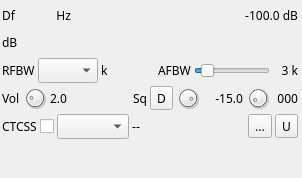
This is plugins/channelrx/demodnfm/nfmdemodgui.ui in f4exb/sdrangel as Qt 5 draws it before an edit. The edited form follows.
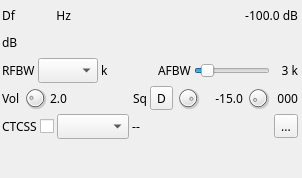
This is the edited form. Icons and pictures are not drawn. Custom widgets are drawn as their Qt base class.

Commit message: NFM demod: removed UDP/RTP copy audio entirely

The edit to the form file:
```diff
--- a/plugins/channelrx/demodnfm/nfmdemodgui.ui
+++ b/plugins/channelrx/demodnfm/nfmdemodgui.ui
@@ -589,19 +589,6 @@
         </property>
        </widget>
       </item>
-      <item>
-       <widget class="ButtonSwitch" name="copyAudioToUDP">
-        <property name="toolTip">
-         <string>Copy audio to UDP</string>
-        </property>
-        <property name="text">
-         <string>U</string>
-        </property>
-        <property name="checkable">
-         <bool>true</bool>
-        </property>
-       </widget>
-      </item>
      </layout>
     </item>
    </layout>
```
The commit also changes 15 other files.
